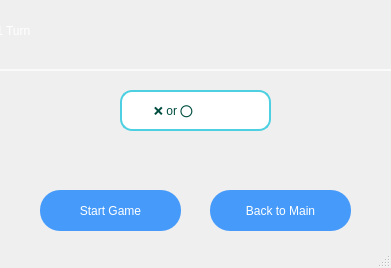
Old version of the form turnpage.ui in the repository Mohammed-Nasr-137/XO_Project.
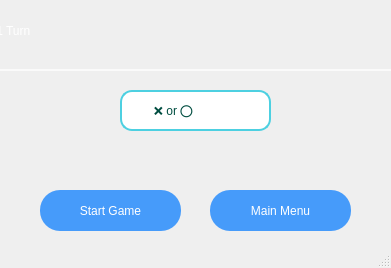
New version of the form. Icons and pictures are not drawn.

What changed in the file:
```diff
--- a/turnpage.ui
+++ b/turnpage.ui
@@ -125,7 +125,7 @@
 </string>
     </property>
     <property name="text">
-     <string>Back to Main</string>
+     <string>Main Menu</string>
     </property>
    </widget>
    <widget class="QLabel" name="turn_label">
```
